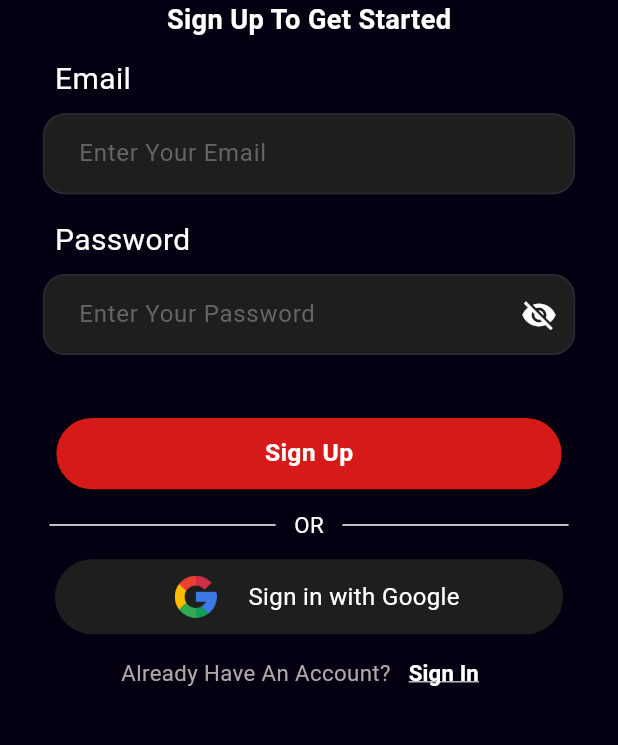
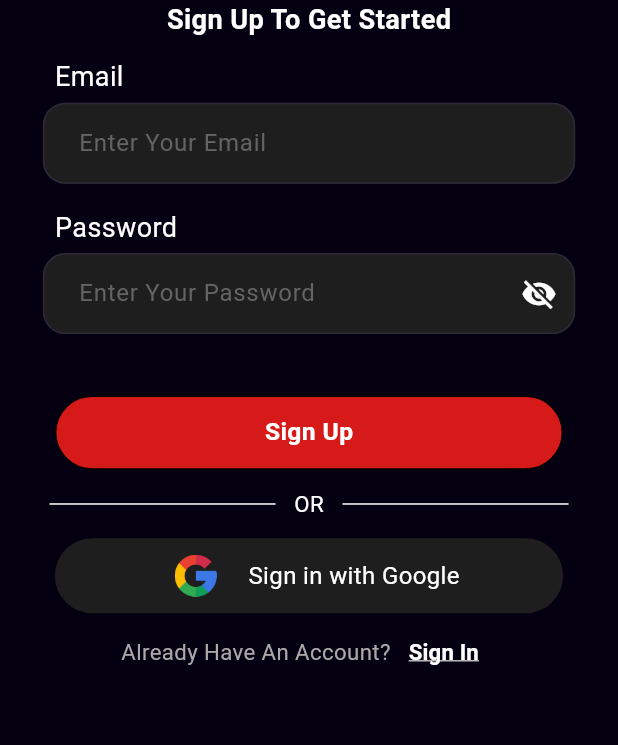
Before and after one commit to Absattar22/Flicko, a Flutter app: the SignUpView screen opened by its route, on a phone screen of 412 x 824 dp, the part 344-1089 px from its top. Run offline on Flutter 3.47's test engine with Material 3 defaults, Android fonts, the phone set to English and light mode, and no system bars; drawn by our look-alikes of modal_progress_hud_nsn; our stand-ins replace animated_bottom_navigation_bar, bloc, cached_network_image, carousel_slider, device_preview, firebase_auth and 8 more; missing offline and left inert: dart:ffi; accounts and stored records are empty; Roboto replaces fonts that are missing (Emad, figtree).

Commit message:
change some of the values to make the ui more pretty

```diff
--- a/lib/presentation/widgets/custom_text_field.dart
+++ b/lib/presentation/widgets/custom_text_field.dart
@@ -26,6 +26,31 @@ class _CustomFormTextFieldState extends State<CustomFormTextField> {
   final TextEditingController _passwordController = TextEditingController();
 
   bool showPassword = false;
+
+  @override
+  void initState() {
+    super.initState();
+    showPassword = !widget.obscureText;
+  }
+
+  WrongPassword(String email, String password) async {
+    try {
+      final cred = await FirebaseAuth.instance.signInWithEmailAndPassword(
+        email: email.trim(),
+        password: password,
+      );
+      return cred;
+    } on FirebaseAuthException catch (e) {
+      if (e.code == 'user-not-found') {
+        return 'Account does not exist';
+      } else if (e.code == 'wrong-password') {
+        return 'Wrong Password';
+      } else if (e.code == 'invalid-email') {
+        return 'Invalid Email';
+      }
+      return false;
+    }
+  }
 
   Future<UserCredential?> signInUser() async {
     try {
@@ -64,37 +89,22 @@ class _CustomFormTextFieldState extends State<CustomFormTextField> {
     }
   }
 
-  WrongPassword(String email, String password) async {
-    try {
-      final cred = await FirebaseAuth.instance.signInWithEmailAndPassword(
-        email: email.trim(),
-        password: password,
-      );
-      return cred;
-    } on FirebaseAuthException catch (e) {
-      if (e.code == 'user-not-found') {
-        return 'Account does not exist';
-      } else if (e.code == 'wrong-password') {
-        return 'Wrong Password';
-      } else if (e.code == 'invalid-email') {
-        return 'Invalid Email';
-      }
-      return false;
-    }
-  }
-
   @override
   Widget build(BuildContext context) {
+    final screenHeight = MediaQuery.of(context).size.height;
+    final screenWidth = MediaQuery.of(context).size.width;
+
     return Column(
       crossAxisAlignment: CrossAxisAlignment.start,
       children: [
         Padding(
-          padding: const EdgeInsets.only(left: 16, bottom: 8),
+          padding: const EdgeInsets.only(left: 16, bottom: 4),
           child: Text(
             widget.text,
             style: const TextStyle(
               color: Colors.white,
-              fontSize: 20,
+              fontSize: 18,
+              fontFamily: 'Emad',
             ),
           ),
         ),
@@ -132,16 +142,15 @@ class _CustomFormTextFieldState extends State<CustomFormTextField> {
             controller:
                 widget.text == 'Email' ? _emailController : _passwordController,
             onChanged: widget.onChanged,
-            cursorColor: const Color.fromARGB(255, 255, 255, 255),
+            cursorColor: Colors.white,
             autocorrect: true,
-            obscureText: widget.obscureText,
+            obscureText: !showPassword,
             decoration: InputDecoration(
               suffixIcon: widget.text == 'Password'
                   ? IconButton(
                       onPressed: () {
                         setState(() {
                           showPassword = !showPassword;
-                          widget.obscureText = !widget.obscureText;
                         });
                       },
                       icon: Icon(
```
